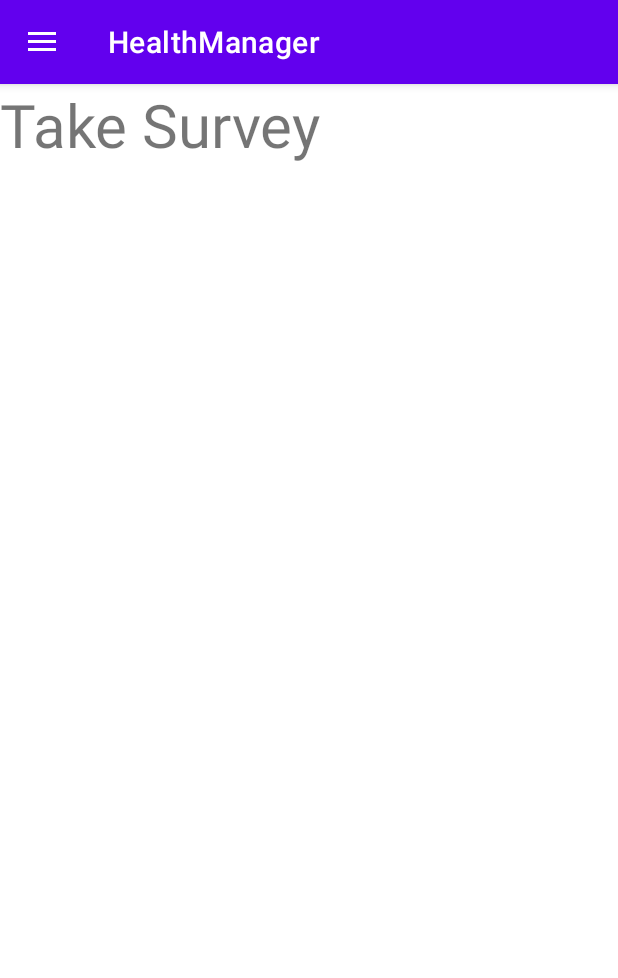
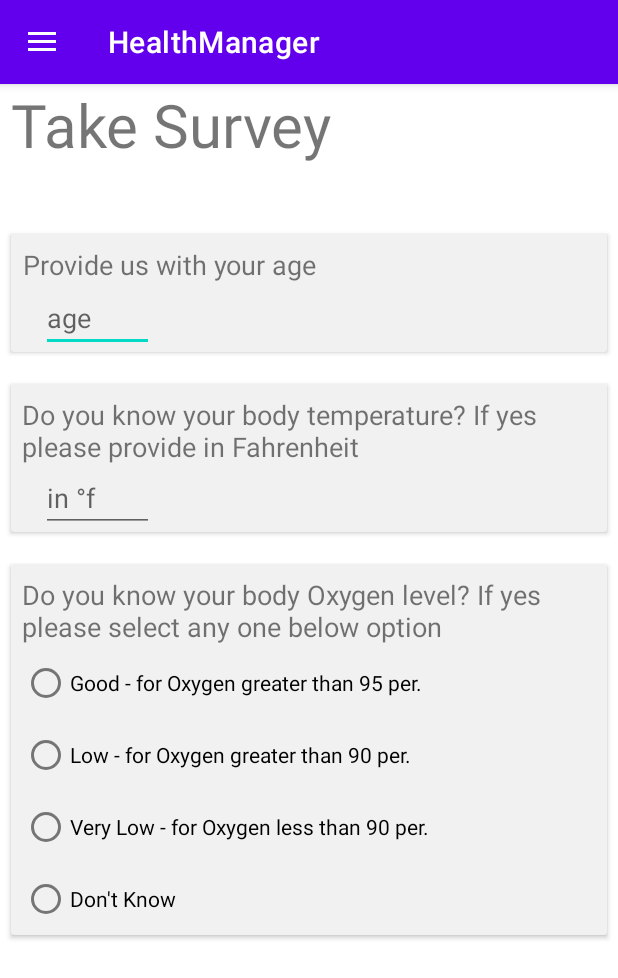
Before and after one commit to Mayuresh-loves-cpp/stuff, an Android app: the screen it shows after launch (MainActivity), in the side drawer, after a tap on "Take Survey", on a phone screen of 412 x 824 dp. Shown: the top 978 px of the screen. Run offline under Robolectric (Android 15) with nearby library versions, the phone set to English and light mode, and no system bars.

Commit message:
updated about section, added initial content in take survey

```diff
--- a/app/src/main/res/layout/activity_main.xml
+++ b/app/src/main/res/layout/activity_main.xml
@@ -9,8 +9,8 @@
     <TextView
         android:layout_width="match_parent"
         android:layout_height="match_parent"
-        android:paddingVertical="280dp"
-        android:textSize="30dp"
+        android:paddingTop="270dp"
+        android:textSize="30sp"
         android:textAlignment="center"
         android:text="Hi There!\nWelcome Back to Health Manager!😄"
         android:id="@+id/txthome"/>
@@ -25,7 +25,6 @@
         app:headerLayout="@layout/header"
         android:layout_width="wrap_content"
         android:layout_height="match_parent"
-
         app:menu="@menu/drawermenu"
         android:layout_gravity="start"
         android:id="@+id/nv"
--- a/app/src/main/res/layout/fragment_about.xml
+++ b/app/src/main/res/layout/fragment_about.xml
@@ -10,6 +10,16 @@
         android:textSize="40sp"
         android:layout_width="match_parent"
         android:layout_height="match_parent"
-        android:text="About" />
+        android:paddingStart="10dp"
+        android:text="About"
+        tools:ignore="RtlSymmetry" />
+
+    <TextView
+        android:layout_width="match_parent"
+        android:layout_height="match_parent"
+        android:text="Health Manager\nVersion 1.0"
+        android:paddingStart="10dp"
+        android:paddingTop="50dp"
+        tools:ignore="RtlSymmetry" />
 
 </FrameLayout>
--- a/app/src/main/res/layout/fragment_take_survey.xml
+++ b/app/src/main/res/layout/fragment_take_survey.xml
@@ -6,10 +6,126 @@
     tools:context=".TakeSurvey">
 
     <!-- TODO: Update blank fragment layout -->
+
     <TextView
-        android:textSize="40sp"
         android:layout_width="match_parent"
         android:layout_height="match_parent"
-        android:text="Take Survey" />
+        android:layout_marginLeft="7dp"
+        android:text="Take Survey"
+        android:textSize="40sp" />
+
+    <androidx.cardview.widget.CardView
+        android:layout_width="match_parent"
+        android:layout_height="wrap_content"
+        android:layout_marginLeft="7dp"
+        android:layout_marginRight="7dp"
+        android:layout_marginTop="100dp"
+        android:backgroundTint="#f1f1f1">
+
+
+        <TextView
+            android:layout_width="wrap_content"
+            android:layout_height="wrap_content"
+            android:layout_marginLeft="7dp"
+            android:layout_marginTop="8dp"
+            android:text="Provide us with your age"
+            android:textAlignment="center"
+            android:textSize="18dp" />
+
+        <EditText
+            android:layout_width="75dp"
+            android:layout_height="wrap_content"
+            android:layout_marginLeft="20dp"
+            android:layout_marginTop="33dp"
+            android:hint="age"
+            android:inputType="number" />
+    </androidx.cardview.widget.CardView>
+
+    <androidx.cardview.widget.CardView
+        android:layout_width="match_parent"
+        android:layout_height="wrap_content"
+        android:layout_marginLeft="7dp"
+        android:layout_marginTop="200dp"
+        android:layout_marginRight="7dp"
+        android:backgroundTint="#f1f1f1">
+
+        <TextView
+            android:layout_width="wrap_content"
+            android:layout_height="wrap_content"
+            android:layout_marginLeft="7dp"
+            android:layout_marginTop="8dp"
+            android:layout_marginRight="7dp"
+            android:text="Do you know your body temperature? If yes please provide in Fahrenheit"
+            android:textSize="18dp" />
+
+        <EditText
+            android:layout_width="75dp"
+            android:layout_height="wrap_content"
+            android:layout_marginLeft="20dp"
+            android:layout_marginTop="53dp"
+            android:hint="in °f"
+            android:inputType="number" />
+
+    </androidx.cardview.widget.CardView>
+
+    <androidx.cardview.widget.CardView
+        android:layout_width="match_parent"
+        android:layout_height="wrap_content"
+        android:layout_marginLeft="7dp"
+        android:layout_marginTop="320dp"
+        android:layout_marginRight="7dp"
+        android:backgroundTint="#f1f1f1">
+
+        <TextView
+            android:layout_width="wrap_content"
+            android:layout_height="wrap_content"
+            android:layout_marginLeft="7dp"
+            android:layout_marginTop="8dp"
+            android:layout_marginRight="7dp"
+            android:text="Do you know your body Oxygen level? If yes please select any one below option"
+            android:textSize="18dp" />
+
+        <RadioGroup
+            android:layout_width="wrap_content"
+            android:layout_height="wrap_content"
+            android:layout_marginTop="55dp">
+            <RadioButton
+                android:id="@+id/goodRadioButton"
+                android:layout_width="wrap_content"
+                android:layout_height="wrap_content"
+                android:layout_marginLeft="7dp"
+                android:layout_marginTop="0dp"
+                android:text="Good - for Oxygen greater than 95 per." />
+                <!--android:onClick="checkButtonOxy"-->
+
+            <RadioButton
+                android:id="@+id/lowRadioButton"
+                android:layout_width="wrap_content"
+                android:layout_height="wrap_content"
+                android:layout_marginLeft="7dp"
+                android:layout_marginTop="0dp"
+                android:text="Low - for Oxygen greater than 90 per." />
+                <!--android:onClick="checkButtonOxy"-->
+            <RadioButton
+                android:id="@+id/veryLowRadioButton"
+                android:layout_width="wrap_content"
+                android:layout_height="wrap_content"
+                android:layout_marginLeft="7dp"
+                android:layout_marginTop="0dp"
+                android:text="Very Low - for Oxygen less than 90 per." />
+                <!--android:onClick="checkButtonOxy"-->
+
+            <RadioButton
+                android:id="@+id/dontKnowRadioButton"
+                android:layout_width="wrap_content"
+                android:layout_height="wrap_content"
+                android:layout_marginLeft="7dp"
+                android:layout_marginTop="0dp"
+                android:text="Don't Know" />
+            <!--android:onClick="checkButtonOxy"-->
+
+        </RadioGroup>
+
+    </androidx.cardview.widget.CardView>
 
 </FrameLayout>
--- a/app/src/main/res/layout/header.xml
+++ b/app/src/main/res/layout/header.xml
@@ -3,7 +3,7 @@
     android:orientation="vertical"
     android:layout_width="match_parent"
     android:layout_height="160dp"
-    android:background = "@drawable/th">
+    android:background = "@drawable/th1">
     <TextView
 
         android:layout_width="wrap_content"
```
Also changed, not shown: app/src/main/res/drawable/th1.jpg (added).
